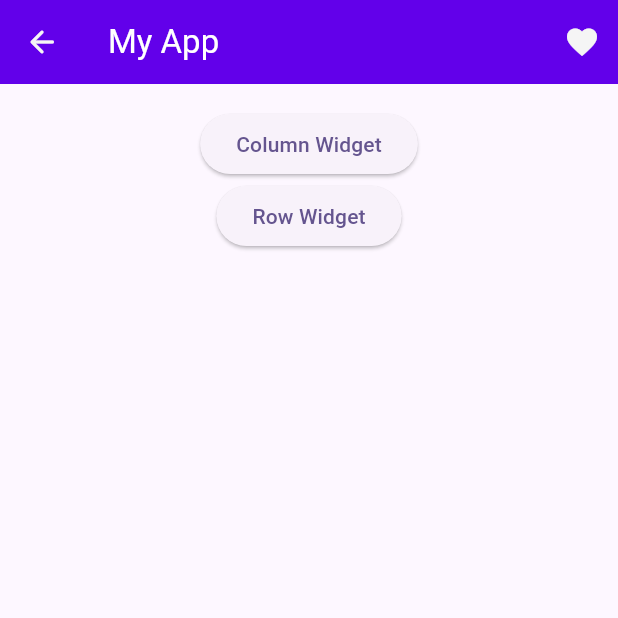
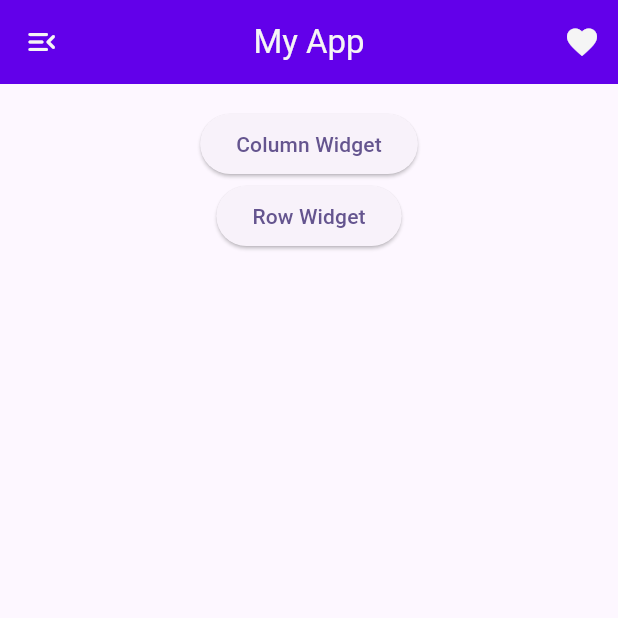
Before and after one commit to TushalKaklottar/practice_code, a Flutter app: the screen it shows after launch, on a phone screen of 412 x 824 dp, the top half of it. Run offline on Flutter 3.47's test engine with Material 3 defaults, Android fonts, the phone set to English and light mode, and no system bars.

Commit message:
23-3-25 || KT

```diff
--- a/lib/core/app_color.dart
+++ b/lib/core/app_color.dart
@@ -4,6 +4,9 @@ class AppColors {
   static const Color primary = Color(0xFF6200EA); // Purple
   static const Color secondary = Color(0xFF03DAC6); // Teal
   static const Color background = Color(0xFFF5F5F5); // Light Gray
+  static const Color lightYellow = Color(0xffedd998);
   static const Color text = Colors.black87;
+  static const Color oranges = Colors.orange;
+  static const Color greens = Colors.green;
   static const Color error = Colors.redAccent;
 }
--- a/lib/main.dart
+++ b/lib/main.dart
@@ -1,5 +1,7 @@
 import 'package:flutter/material.dart';
+import 'package:untitled/modules/row/row_view.dart';
 import 'core/app_color.dart';
+import 'modules/column/column_widget.dart';
 import 'modules/home/home_view.dart';
 
 void main() {
@@ -18,7 +20,12 @@ class MyApp extends StatelessWidget {
         colorScheme: ColorScheme.fromSeed(seedColor: AppColors.primary),
         useMaterial3: true,
       ),
-      home: const MyHomePage(),
+      initialRoute: '/',
+      routes: {
+        '/': (context) => const MyHomePage(),
+        '/columnWidget': (context) => const ColumnWidget(),
+        '/row': (context) => const RowView(),
+      },
     );
   }
 }
--- a/lib/modules/home/home_view.dart
+++ b/lib/modules/home/home_view.dart
@@ -1,8 +1,7 @@
 import 'package:flutter/material.dart';
 import 'package:untitled/core/app_color.dart';
 
-import '../../widgtes/custom_button.dart';
-import '../column/column_widget.dart';
+import '../../widgets/custom_button.dart';
 
 class MyHomePage extends StatefulWidget {
   const MyHomePage({super.key});
@@ -17,13 +16,14 @@ class _MyHomePageState extends State<MyHomePage> {
     return Scaffold(
       appBar: AppBar(
         leading: const Icon(
-          Icons.arrow_back_rounded,
+          Icons.menu_open_rounded,
           color: AppColors.background,
         ),
+        centerTitle: true,
         backgroundColor: AppColors.primary,
         title: const Text(
           "My App",
-          style: TextStyle(color: Colors.white),
+          style: TextStyle(color: AppColors.background),
         ),
         actions: [
           IconButton(
@@ -44,22 +44,19 @@ class _MyHomePageState extends State<MyHomePage> {
                 CustomButton(
                   title: "Column Widget",
                   onPressed: () {
-                    Navigator.push(
-                      context,
-                      MaterialPageRoute(
-                          builder: (context) => const columnWidget()),
-                    );
+                    Navigator.pushNamed(context, '/columnWidget');
                   },
                 ),
                 CustomButton(
                   title: "Row Widget",
                   onPressed: () {
-                    Navigator.push(
-                      context,
-                      MaterialPageRoute(
-                        builder: (context) => const columnWidget(),
-                      ),
-                    );
+                    Navigator.pushNamed(
+                        context,
+                        ''
+                        ''
+                        ''
+                        ''
+                        '/row');
                   },
                 ),
               ],
```
Also changed, not shown: lib/modules/column/column_widget.dart (+42 -3 lines), lib/modules/row/row_view.dart (added, +67 -0 lines), lib/widgets/custom_container.dart (added, +22 -0 lines), lib/widgets/custom_button.dart (renamed from lib/widgtes/custom_button.dart).
